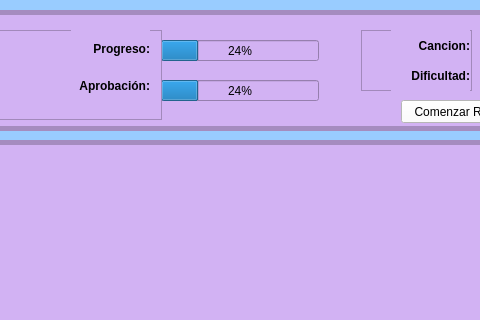
Before: the Qt Designer form Tareas/T02v2/qt-designer-ventana_juego.ui in domingo2000/ProgramacionAvanzada, drawn with Qt 5; both pictures show x 279 to 759 and y 0 to 320 of the 1034 by 657 pixel window.
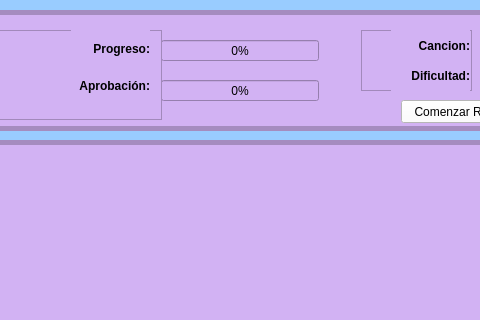
After: the same form once the commit is applied. Icons and pictures are not drawn.

Commit message: actualiza interfaz

Diff of the .ui file:
```diff
--- a/Tareas/T02v2/qt-designer-ventana_juego.ui
+++ b/Tareas/T02v2/qt-designer-ventana_juego.ui
@@ -275,6 +275,9 @@
     </property>
    </widget>
    <widget class="QProgressBar" name="barra_progreso">
+    <property name="enabled">
+     <bool>true</bool>
+    </property>
     <property name="geometry">
      <rect>
       <x>420</x>
@@ -284,7 +287,7 @@
      </rect>
     </property>
     <property name="value">
-     <number>24</number>
+     <number>0</number>
     </property>
     <property name="alignment">
      <set>Qt::AlignCenter</set>
@@ -303,7 +306,7 @@
      </rect>
     </property>
     <property name="value">
-     <number>24</number>
+     <number>0</number>
     </property>
     <property name="alignment">
      <set>Qt::AlignCenter</set>
```
